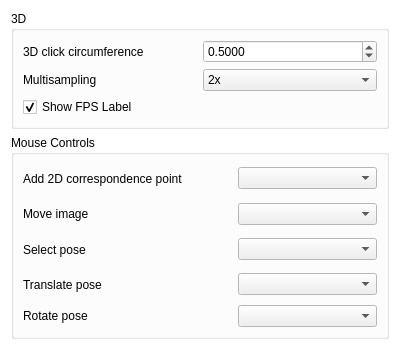
This is src/view/settings/settingsinterfacepage.ui in florianblume/6d-pat as Qt 5 draws it before an edit. The edited form follows.
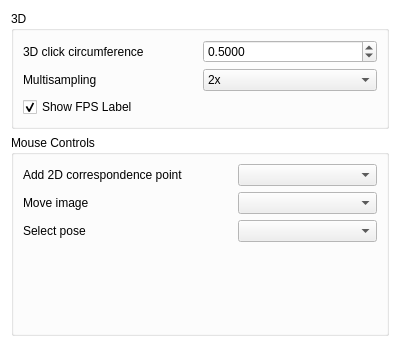
This is the edited form.

```diff
--- a/src/view/settings/settingsinterfacepage.ui
+++ b/src/view/settings/settingsinterfacepage.ui
@@ -7,7 +7,7 @@
     <x>0</x>
     <y>0</y>
     <width>400</width>
-    <height>350</height>
+    <height>347</height>
    </rect>
   </property>
   <property name="sizePolicy">
@@ -25,7 +25,7 @@
   <property name="maximumSize">
    <size>
     <width>16777215</width>
-    <height>400</height>
+    <height>347</height>
    </size>
   </property>
   <property name="palette">
@@ -184,38 +184,12 @@
       <bool>true</bool>
      </property>
      <layout class="QGridLayout" name="gridLayout_2">
-      <item row="0" column="0">
-       <widget class="QLabel" name="labelAddCorrespondencePoint">
-        <property name="sizePolicy">
-         <sizepolicy hsizetype="Preferred" vsizetype="Expanding">
-          <horstretch>3</horstretch>
-          <verstretch>1</verstretch>
-         </sizepolicy>
-        </property>
-        <property name="toolTip">
-         <string>The mouse button to add a 2D point on the image in the pose viewer.</string>
-        </property>
-        <property name="text">
-         <string>Add 2D correspondence point</string>
-        </property>
-       </widget>
-      </item>
-      <item row="4" column="0">
-       <widget class="QLabel" name="labelRotatePose">
-        <property name="toolTip">
-         <string>The mouse button to rotate a 3D object model of a pose in the pose viewer with. The pose has to be selected to be able to rotate it.</string>
-        </property>
-        <property name="text">
-         <string>Rotate pose</string>
-        </property>
-       </widget>
-      </item>
       <item row="1" column="0">
        <widget class="QLabel" name="labelMoveImage">
         <property name="sizePolicy">
          <sizepolicy hsizetype="Minimum" vsizetype="Expanding">
           <horstretch>1</horstretch>
-          <verstretch>1</verstretch>
+          <verstretch>0</verstretch>
          </sizepolicy>
         </property>
         <property name="minimumSize">
@@ -235,12 +209,15 @@
         </property>
        </widget>
       </item>
+      <item row="2" column="1">
+       <widget class="QComboBox" name="comboBoxSelectPose"/>
+      </item>
       <item row="2" column="0">
        <widget class="QLabel" name="labelSelectPose">
         <property name="sizePolicy">
          <sizepolicy hsizetype="Preferred" vsizetype="Expanding">
           <horstretch>1</horstretch>
-          <verstretch>1</verstretch>
+          <verstretch>0</verstretch>
          </sizepolicy>
         </property>
         <property name="toolTip">
@@ -251,30 +228,8 @@
         </property>
        </widget>
       </item>
-      <item row="3" column="0">
-       <widget class="QLabel" name="labelTranslatePose">
-        <property name="sizePolicy">
-         <sizepolicy hsizetype="Minimum" vsizetype="Expanding">
-          <horstretch>1</horstretch>
-          <verstretch>1</verstretch>
-         </sizepolicy>
-        </property>
-        <property name="minimumSize">
-         <size>
-          <width>20</width>
-          <height>0</height>
-         </size>
-        </property>
-        <property name="toolTip">
-         <string>&lt;html&gt;&lt;head/&gt;&lt;body&gt;&lt;p&gt;The mouse button to move, i.e. translate, the 3D object model of a pose in the pose viewer. The pose needs to be selected to be able to translate it.&lt;/p&gt;&lt;/body&gt;&lt;/html&gt;</string>
-        </property>
-        <property name="text">
-         <string>Translate pose</string>
-        </property>
-        <property name="wordWrap">
-         <bool>true</bool>
-        </property>
-       </widget>
+      <item row="1" column="1">
+       <widget class="QComboBox" name="comboBoxMoveImage"/>
       </item>
       <item row="0" column="1">
        <widget class="QComboBox" name="comboBoxAddCorrespondencePoint">
@@ -286,17 +241,37 @@
         </property>
        </widget>
       </item>
-      <item row="1" column="1">
-       <widget class="QComboBox" name="comboBoxMoveImage"/>
+      <item row="0" column="0">
+       <widget class="QLabel" name="labelAddCorrespondencePoint">
+        <property name="sizePolicy">
+         <sizepolicy hsizetype="Preferred" vsizetype="Expanding">
+          <horstretch>3</horstretch>
+          <verstretch>0</verstretch>
+         </sizepolicy>
+        </property>
+        <property name="toolTip">
+         <string>The mouse button to add a 2D point on the image in the pose viewer.</string>
+        </property>
+        <property name="text">
+         <string>Add 2D correspondence point</string>
+        </property>
+       </widget>
       </item>
-      <item row="2" column="1">
-       <widget class="QComboBox" name="comboBoxSelectPose"/>
-      </item>
-      <item row="3" column="1">
-       <widget class="QComboBox" name="comboBoxTranslatePose"/>
-      </item>
-      <item row="4" column="1">
-       <widget class="QComboBox" name="comboBoxRotatePose"/>
+      <item row="3" column="0">
+       <widget class="QFrame" name="frame">
+        <property name="sizePolicy">
+         <sizepolicy hsizetype="Preferred" vsizetype="Preferred">
+          <horstretch>0</horstretch>
+          <verstretch>1</verstretch>
+         </sizepolicy>
+        </property>
+        <property name="frameShape">
+         <enum>QFrame::NoFrame</enum>
+        </property>
+        <property name="frameShadow">
+         <enum>QFrame::Plain</enum>
+        </property>
+       </widget>
       </item>
      </layout>
     </widget>
```
Left out of the diff: 32 changed lines with no effect on the pictures.
